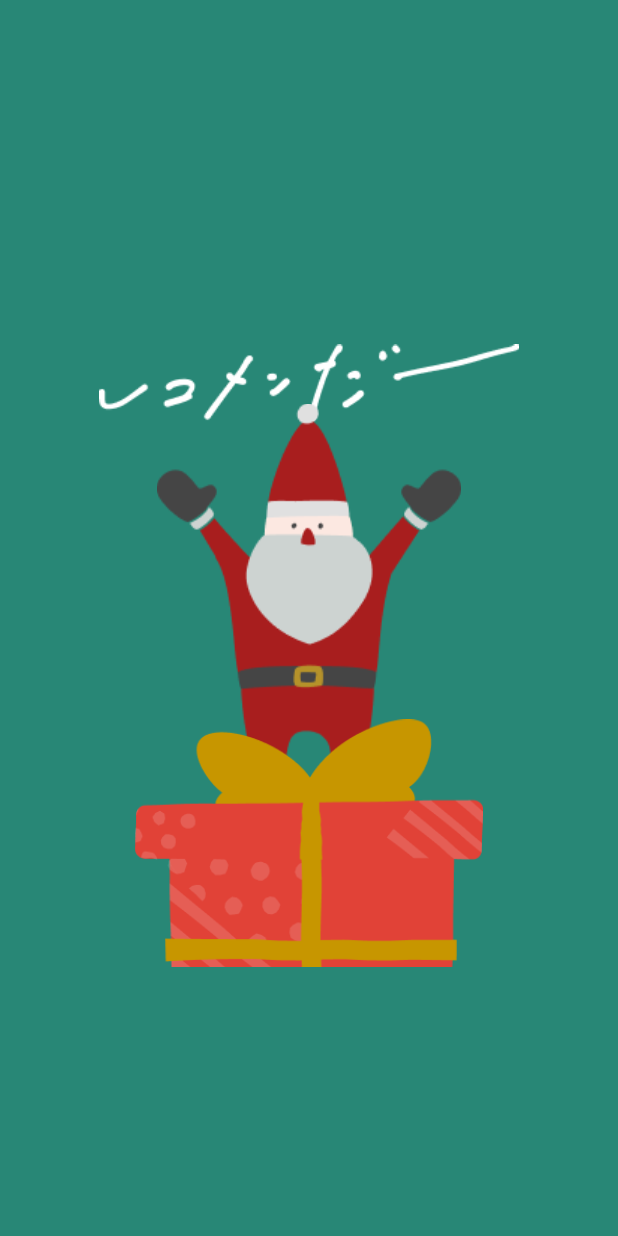
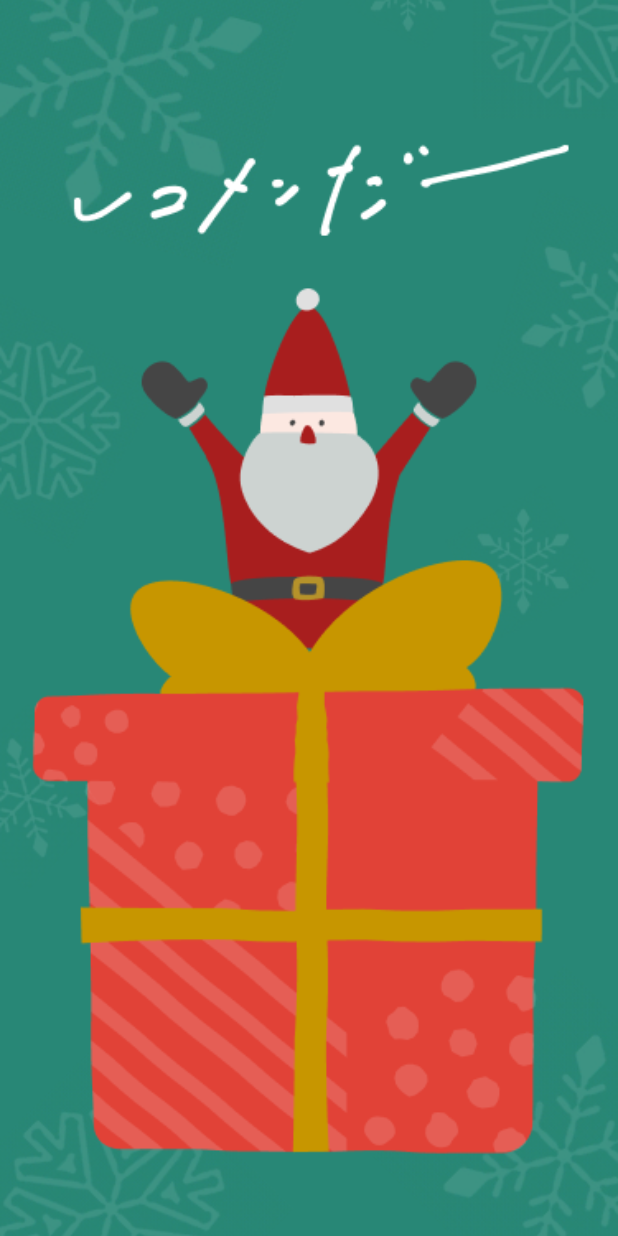
Before and after one commit to flutteruniv/recommender, a Flutter app: the screen it shows after launch, on a phone screen of 412 x 824 dp. Run offline on Flutter 3.47's test engine with Material 2 defaults, Android fonts, the phone set to English and light mode, and no system bars; our stand-ins replace cloud_firestore, firebase_core; accounts and stored records are empty.

Commit message:
画像配置、画面遷移

```diff
--- a/lib/pages/launch_page.dart
+++ b/lib/pages/launch_page.dart
@@ -1,4 +1,5 @@
 import 'package:flutter/material.dart';
+import 'package:recommender_app/pages/select_page.dart';
 
 
 class LaunchPage extends StatefulWidget {
@@ -14,34 +15,21 @@ class _LaunchPageState extends State<LaunchPage> {
   Widget build(BuildContext context) {
     return Scaffold(
       backgroundColor: const Color(0xff288776),
-      body: Center(
-        child: Stack(
-          alignment: AlignmentDirectional.center,
-          children: <Widget>[
-            Positioned(
-              top: 50,
-              child: SizedBox(
-                  width: 280,
-                  child: Image.asset('images/logo.png')
-              ),
+      body: GestureDetector(
+        onTap:(){
+          Navigator.push(context,
+              MaterialPageRoute(
+                builder:(context)
+              => const SelectPage(),
+              )
+          );
+        },
+        child: Container(
+          decoration: const BoxDecoration(
+            image: DecorationImage(image: AssetImage('images/frame.png'),
+              fit: BoxFit.cover,
             ),
-            Positioned(
-              child: SizedBox(
-                  width: 330,
-                  child: Image.asset('images/santa.png')
-              ),
-            ),
-            Positioned(
-              top: 300,
-              width: 250,
-              height: 250,
-              child: SizedBox(
-                  height: 10,
-                  width: 10,
-                  child: Image.asset('images/presentbox.png')
-              ),
-            ),
-          ],
+          ),
         ),
       ),
     );
```
Also changed, not shown: images/frame.png (added), images/logo.png (deleted), images/presentbox.png (deleted), images/santa.png (deleted).
